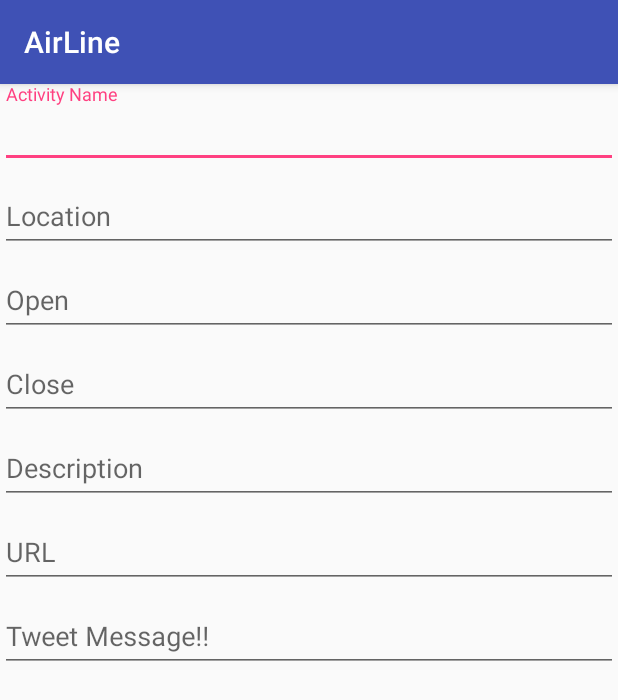
After one commit to JunichiYukawa/airline, an Android app: the fragment SetupFragment shown on its own in the app's theme, on a phone screen of 412 x 824 dp. The commit adds this screen. Shown: the top 700 px of the screen. Run offline under Robolectric (Android 15) with nearby library versions, the phone set to English and light mode, and no system bars; our stand-ins replace ButterKnife.

Commit message:
#5 一旦コミット

```diff
--- a/app/build.gradle
+++ b/app/build.gradle
@@ -35,6 +35,7 @@ android {
         targetSdkVersion 23
         versionCode 1
         versionName "1.0"
+        vectorDrawables.useSupportLibrary = true
     }
     buildTypes {
         release {
@@ -47,6 +48,7 @@ android {
 dependencies {
     compile fileTree(dir: 'libs', include: ['*.jar'])
     testCompile 'junit:junit:4.12'
+    compile 'com.android.support:design:23.0.0'
     compile 'com.android.support:appcompat-v7:23.4.0'
     compile('com.twitter.sdk.android:twitter:1.13.3@aar') {
         transitive = true;
--- a/app/src/main/java/info/vourja/airline/activity/LoginWithTwitterActivity.java
+++ b/app/src/main/java/info/vourja/airline/activity/LoginWithTwitterActivity.java
@@ -98,10 +98,10 @@ public class LoginWithTwitterActivity extends Activity {
                                 // すでに登録されている
                                 moveMainActivity();
                             } else {
-                                // その他エラー
+                                // TODO サーバーエラーで登録できなかったぞ
                             }
                         } else {
-                            // その他エラー
+                            // TODO いろいろ諸々で登録できなかったぞ
                         }
                     }
                 }
--- /dev/null
+++ b/app/src/main/java/info/vourja/airline/fragment/SetupFragment.java
@@ -0,0 +1,27 @@
+package info.vourja.airline.fragment;
+
+import android.os.Bundle;
+import android.support.annotation.Nullable;
+import android.support.v4.app.Fragment;
+import android.view.LayoutInflater;
+import android.view.View;
+import android.view.ViewGroup;
+
+import butterknife.ButterKnife;
+import info.vourja.airline.R;
+
+/**
+ * Created by vourja on 2016/06/22.
+ */
+public class SetupFragment extends Fragment{
+
+    @Override
+    public View onCreateView(LayoutInflater inflater, @Nullable ViewGroup container, @Nullable Bundle savedInstanceState) {
+        super.onCreateView(inflater, container, savedInstanceState);
+        View v = inflater.inflate(R.layout.fragment_setup, container, false);
+
+        ButterKnife.bind(this, v);
+        return v;
+    }
+
+}
--- a/app/src/main/java/info/vourja/airline/fragment/homeFragment.java
+++ b/app/src/main/java/info/vourja/airline/fragment/homeFragment.java
@@ -26,12 +26,6 @@ public class HomeFragment extends Fragment {
 
     @BindView(R.id.total_activity) TextView textTotalActivity;
 
-    @Override
-    public void onActivityCreated(@Nullable Bundle savedInstanceState) {
-        super.onActivityCreated(savedInstanceState);
-    }
-
-    @Nullable
     @Override
     public View onCreateView(LayoutInflater inflater, @Nullable ViewGroup container, @Nullable Bundle savedInstanceState) {
         super.onCreateView(inflater, container, savedInstanceState);
@@ -62,4 +56,6 @@ public class HomeFragment extends Fragment {
             }
         });
     }
+
+    @OnClick(R.id)
 }
--- /dev/null
+++ b/app/src/main/res/layout/fragment_setup.xml
@@ -0,0 +1,90 @@
+<?xml version="1.0" encoding="utf-8"?>
+<LinearLayout xmlns:android="http://schemas.android.com/apk/res/android"
+    android:orientation="vertical" android:layout_width="match_parent"
+    android:layout_height="match_parent">
+
+    <android.support.design.widget.TextInputLayout
+        android:id="@+id/textinput_activity_name"
+        android:layout_width="match_parent"
+        android:layout_height="wrap_content">
+        <EditText
+            android:id="@+id/activity_name"
+            android:layout_width="match_parent"
+            android:layout_height="wrap_content"
+            android:hint="@string/activity_name_hint"
+            android:inputType="text" />
+    </android.support.design.widget.TextInputLayout>
+
+    <android.support.design.widget.TextInputLayout
+        android:id="@+id/textinput_activity_location"
+        android:layout_width="match_parent"
+        android:layout_height="wrap_content">
+        <EditText
+            android:id="@+id/activity_location"
+            android:layout_width="match_parent"
+            android:layout_height="wrap_content"
+            android:hint="@string/activity_location_hint"
+            android:inputType="text" />
+    </android.support.design.widget.TextInputLayout>
+
+    <android.support.design.widget.TextInputLayout
+        android:id="@+id/textinput_activity_start"
+        android:layout_width="match_parent"
+        android:layout_height="wrap_content">
+        <EditText
+            android:id="@+id/activity_start"
+            android:layout_width="match_parent"
+            android:layout_height="wrap_content"
+            android:hint="@string/activity_startdate_hint"
+            android:inputType="datetime" />
+    </android.support.design.widget.TextInputLayout>
+
+    <android.support.design.widget.TextInputLayout
+        android:id="@+id/textinput_activity_end"
+        android:layout_width="match_parent"
+        android:layout_height="wrap_content">
+        <EditText
+            android:id="@+id/activity_end"
+            android:layout_width="match_parent"
+            android:layout_height="wrap_content"
+            android:hint="@string/activity_enddate_hint"
+            android:inputType="datetime" />
+    </android.support.design.widget.TextInputLayout>
+
+    <android.support.design.widget.TextInputLayout
+        android:id="@+id/textinput_activity_description"
+        android:layout_width="match_parent"
+        android:layout_height="wrap_content">
+        <EditText
+            android:id="@+id/activity_description"
+            android:layout_width="match_parent"
+            android:layout_height="wrap_content"
+            android:hint="@string/activity_description_hint"
+            android:inputType="textImeMultiLine" />
+    </android.support.design.widget.TextInputLayout>
+
+    <android.support.design.widget.TextInputLayout
+        android:id="@+id/textinput_activity_url"
+        android:layout_width="match_parent"
+        android:layout_height="wrap_content">
+        <EditText
+            android:id="@+id/activity_url"
+            android:layout_width="match_parent"
+            android:layout_height="wrap_content"
+            android:hint="@string/activity_url_hint"
+            android:inputType="textUri" />
+    </android.support.design.widget.TextInputLayout>
+
+    <android.support.design.widget.TextInputLayout
+        android:id="@+id/textinput_activity_template"
+        android:layout_width="match_parent"
+        android:layout_height="wrap_content">
+        <EditText
+            android:id="@+id/activity_template"
+            android:layout_width="match_parent"
+            android:layout_height="wrap_content"
+            android:hint="@string/activity_template_hint"
+            android:inputType="text" />
+    </android.support.design.widget.TextInputLayout>
+
+</LinearLayout>
--- a/app/src/main/res/values/strings.xml
+++ b/app/src/main/res/values/strings.xml
@@ -1,4 +1,14 @@
 <resources>
     <string name="app_name">AirLine</string>
     <string name="main_title">Main</string>
+
+    <string name="activity_name_hint">Activity Name</string>
+    <string name="activity_location_hint">Location</string>
+
+    <string name="activity_startdate_hint">Open</string>
+    <string name="activity_enddate_hint">Close</string>
+    <string name="activity_description_hint">Description</string>
+    <string name="activity_url_hint">URL</string>
+    <string name="activity_template_hint">Tweet Message!!</string>
+
 </resources>
```
Also changed, not shown: 1 other file.
